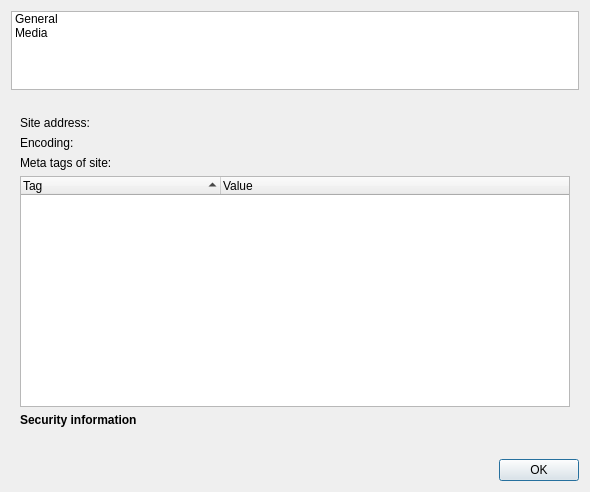
Qt form src/lib/other/siteinfo.ui (KDE/falkon) before a commit.
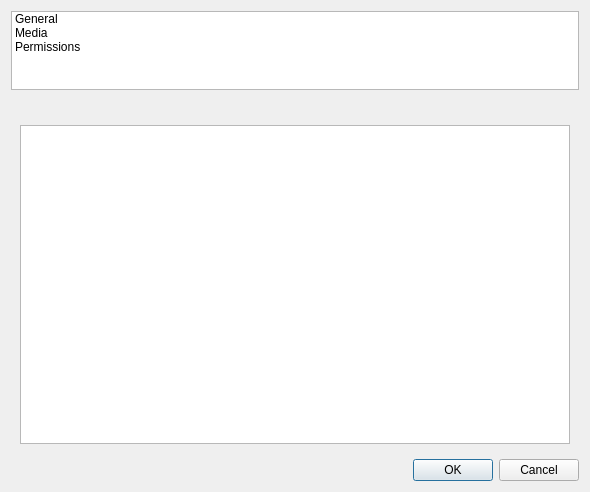
The same form after that commit. The open tabs and pages were chosen to show the change. Custom widgets are drawn as their Qt base class.

Commit message:
Implement per site permissions in database
This includes:
- Cookies
- HTML5 permissions
- WebAttributes
- Panels, tabs, GUI.

Diff of the .ui file:
```diff
--- a/src/lib/other/siteinfo.ui
+++ b/src/lib/other/siteinfo.ui
@@ -20,7 +20,7 @@
       <enum>Qt::Horizontal</enum>
      </property>
      <property name="standardButtons">
-      <set>QDialogButtonBox::Ok</set>
+      <set>QDialogButtonBox::Cancel|QDialogButtonBox::Ok</set>
      </property>
     </widget>
    </item>
@@ -52,6 +52,11 @@
        <string>Media</string>
       </property>
      </item>
+     <item>
+      <property name="text">
+       <string>Permissions</string>
+      </property>
+     </item>
     </widget>
    </item>
    <item row="2" column="0">
@@ -281,6 +286,20 @@
        </item>
       </layout>
      </widget>
+     <widget class="QWidget" name="page3">
+      <layout class="QVBoxLayout" name="verticalLayout_4">
+       <item>
+        <widget class="QListWidget" name="listPermissions">
+         <property name="alternatingRowColors">
+          <bool>true</bool>
+         </property>
+         <property name="verticalScrollMode">
+          <enum>QAbstractItemView::ScrollPerPixel</enum>
+         </property>
+        </widget>
+       </item>
+      </layout>
+     </widget>
     </widget>
    </item>
   </layout>
```
Left out of the diff: 18 changed lines with no effect on the pictures. The commit also changes 52 other files.
